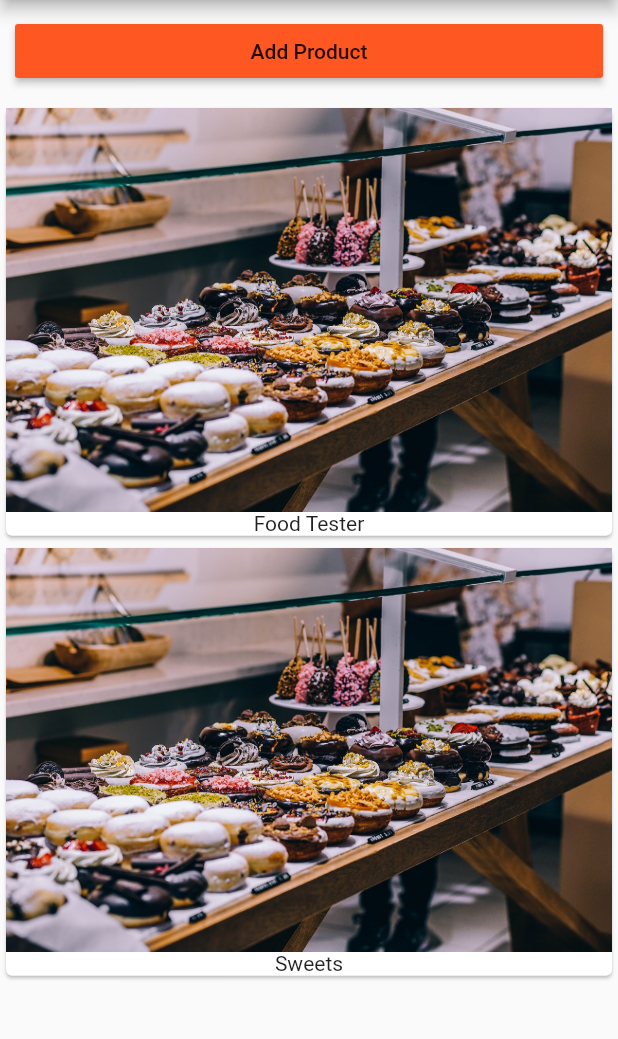
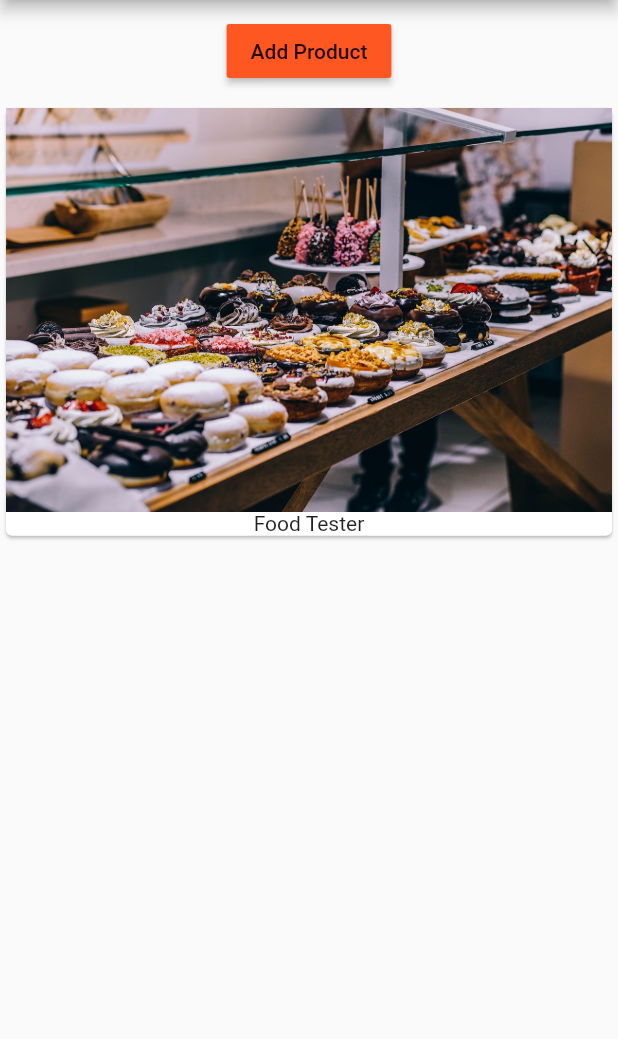
Before and after one commit to quydau35/flutter_course, a Flutter app: the screen it shows after launch, after a tap on "Add Product", on a phone screen of 412 x 824 dp, the part 84-1123 px from its top. Run offline on Flutter 3.47's test engine with Material 2 defaults, Android fonts, the phone set to English and light mode, and no system bars.

```diff
--- a/lib/product_manager.dart
+++ b/lib/product_manager.dart
@@ -42,13 +42,15 @@ class _ProductManagerState extends State<ProductManager> {
   @override
   Widget build(BuildContext context) {
     // print('[ProDuctManager State] build()');
-    return ListView(
+    return Column(
       children: <Widget>[
         Container(
           margin: EdgeInsets.all(10.0),
           child: ProductControl(_updateProducts),
         ),
-        Products(_products)
+        Expanded(
+          child: Products(_products),
+        ),
       ],
     );
   }
--- a/lib/products.dart
+++ b/lib/products.dart
@@ -7,22 +7,23 @@ class Products extends StatelessWidget {
     // print('[Products Widget] Constructor');
   }
 
+  Widget _buildProductItem(BuildContext context, int index) {
+    return Card(
+      child: Column(
+        children: <Widget>[
+          Image.asset('assets/food.jpg'),
+          Text(products[index])
+        ],
+      ),
+    );
+  }
+
   @override
   Widget build(BuildContext context) {
     // print('[Products Widget] build()');
-    return Column(
-      children: products
-          .map(
-            (element) => Card(
-                  child: Column(
-                    children: <Widget>[
-                      Image.asset('assets/food.jpg'),
-                      Text(element)
-                    ],
-                  ),
-                ),
-          )
-          .toList(),
+    return ListView.builder(
+      itemBuilder: _buildProductItem,
+      itemCount: (products.length - 1),
     );
   }
 }
```
